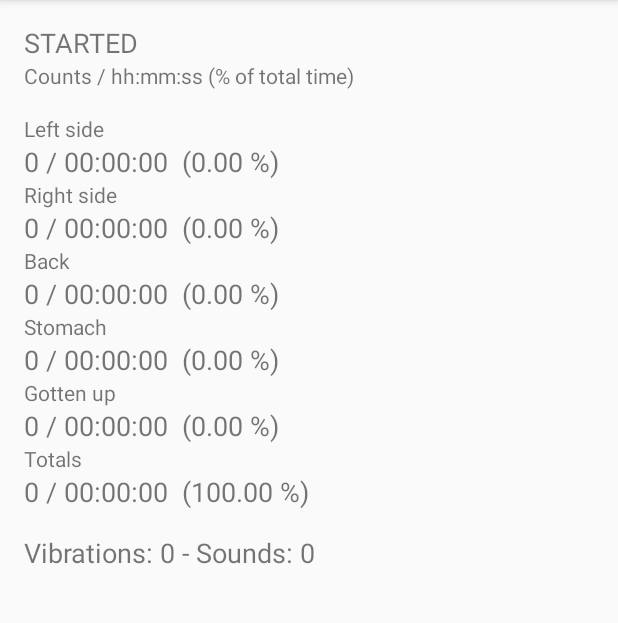
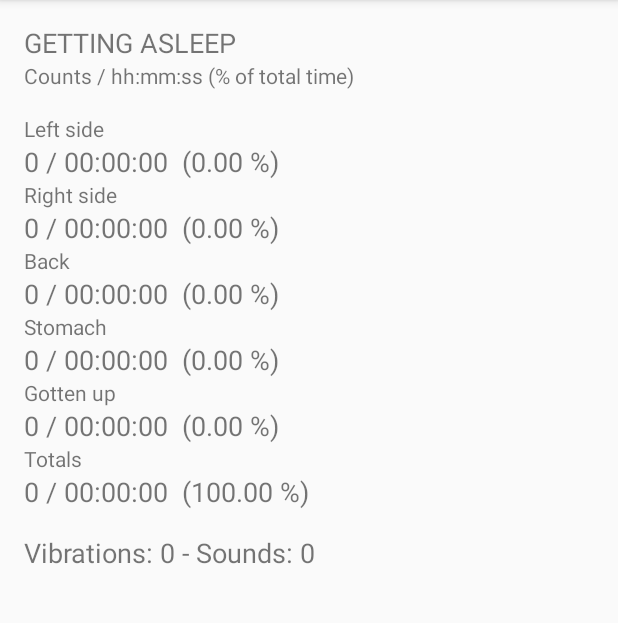
Before and after one commit to Arriegi/apnea, an Android app: the screen it shows after launch (MainActivity), after a tap on "Settings", on a phone screen of 412 x 824 dp, the part 84-707 px from its top. Run offline under Robolectric (Android 15) with nearby library versions, the phone set to English and light mode, and no system bars.

Commit message:
Getting Asleep phase added, optional

```diff
--- a/app/src/main/java/eus/elkarmedia/apnea/MainActivity.java
+++ b/app/src/main/java/eus/elkarmedia/apnea/MainActivity.java
@@ -14,6 +14,7 @@ import android.media.MediaPlayer;
 import android.media.RingtoneManager;
 import android.os.Build;
 import android.os.Bundle;
+import android.os.Handler;
 import android.os.PowerManager;
 import android.os.SystemClock;
 import android.os.Vibrator;
@@ -64,6 +65,7 @@ public class MainActivity extends AppCompatActivity implements SensorEventListen
     private MediaPlayer player;
 
     private boolean isVibrating = false;
+    private boolean hasToNotice = false;
 
     private static int TIME_TO_VIBRATE_IN_SECONDS;
     private static int TIME_TO_SOUND_IN_SECONDS;
@@ -71,6 +73,7 @@ public class MainActivity extends AppCompatActivity implements SensorEventListen
     private static int PAUSE;
     private static boolean ALARM_STOMACH;
     private static String ORIENTATION;
+    private static int TIME_TO_START_NOTICING;
 
     @Override
     protected void onCreate(Bundle savedInstanceState) {
@@ -159,12 +162,22 @@ public class MainActivity extends AppCompatActivity implements SensorEventListen
         int id = item.getItemId();
         switch (id) {
             case R.id.action_play:
+                hasToNotice = false;
                 stopPause();
                 if (status == STOPPED) {
                     initializeSleep();
                     showTimes();
                 }
                 startListeningSensor();
+                statusTextView.setText(R.string.sleeping);
+                final Handler handler = new Handler();
+                handler.postDelayed(new Runnable() {
+                    @Override
+                    public void run() {
+                        hasToNotice = true;
+                        statusTextView.setText(R.string.started);
+                    }
+                }, TIME_TO_START_NOTICING);
                 return true;
             case R.id.action_pause:
                 if (status == PAUSED) {
@@ -193,6 +206,7 @@ public class MainActivity extends AppCompatActivity implements SensorEventListen
                 SQLiteDatabase db = dbHelper.getWritableDatabase();
                 newSleep.storeOnDB(db);
                 saveSleepOnCloud();
+                hasToNotice =  false;
                 return true;
             case R.id.action_settings:
                 Intent intent = new Intent(this, SettingsActivity.class);
@@ -286,6 +300,7 @@ public class MainActivity extends AppCompatActivity implements SensorEventListen
     }
 
     private void vibrate() {
+        if (!hasToNotice) return;
         if (!isVibrating) {
             long[] pattern = {0, 1000, 200}; //0 to start now, 1000 to vibrate 1000 ms, 200 to sleep for 200 ms.
             vibrator.vibrate(pattern, 0); // 0 to repeat endlessly.
@@ -323,6 +338,7 @@ public class MainActivity extends AppCompatActivity implements SensorEventListen
     }
 
     private void sound() {
+        if (!hasToNotice) return;
         if (player == null) {
             player = MediaPlayer.create(getApplicationContext(), RingtoneManager.getDefaultUri(RingtoneManager.TYPE_ALARM));
         }
@@ -443,6 +459,7 @@ public class MainActivity extends AppCompatActivity implements SensorEventListen
         MAX_VOLUME_STREAK_IN_SECONDS = Integer.valueOf(prefs.getString("volume_raise","4"));
         PAUSE = Integer.valueOf(prefs.getString("pause_in_minutes","10")) * 60;
         ALARM_STOMACH = prefs.getBoolean("alarm_stomach_bool",false);
+        TIME_TO_START_NOTICING = Integer.valueOf(prefs.getString("minutes_to_start","0")) * 60 * 1000;
         ORIENTATION = prefs.getString("device_orientation","Left");
         if (status != PAUSED) {
             pauseLeft = PAUSE;
@@ -492,10 +509,4 @@ public class MainActivity extends AppCompatActivity implements SensorEventListen
             });
         }
     }
-
-    public void setUp(long up) {
-        this.up = up;
-    }
-
-
 }
--- a/app/src/main/java/eus/elkarmedia/apnea/SettingsActivity.java
+++ b/app/src/main/java/eus/elkarmedia/apnea/SettingsActivity.java
@@ -186,6 +186,7 @@ public class SettingsActivity extends AppCompatPreferenceActivity {
             bindPreferenceSummaryToValue(findPreference("pause_in_minutes"));
             bindPreferenceSummaryToValue(findPreference("device_orientation"));
             bindPreferenceSummaryToValue(findPreference("volume_raise"));
+            bindPreferenceSummaryToValue(findPreference("minutes_to_start"));
             bindPreferenceSummaryToValue(findPreference("alarm_stomach_bool"));
             bindPreferenceSummaryToValue(findPreference("seconds_to_vibrate"));
             bindPreferenceSummaryToValue(findPreference("seconds_to_sound"));
--- a/app/src/main/res/values/strings.xml
+++ b/app/src/main/res/values/strings.xml
@@ -8,6 +8,7 @@
     <string name="action_stop">Stop</string>
     <string name="started">Started</string>
     <string name="paused">Paused</string>
+    <string name="sleeping">Getting Asleep</string>
     <string name="paused_for">Paused for %1$s</string>
     <string name="stopped">Stopped</string>
     <string name="legend">Counts / hh:mm:ss (% of total time)</string>
@@ -87,6 +88,26 @@
         <item>6</item>
         <item>15</item>
         <item>25</item>
+    </string-array>/
+
+    <string name="pref_minutes_to_start">Start noticing after X</string>
+    <string-array name="pref_minutes_to_start_list_titles">
+        <item>0 segundos</item>
+        <item>10 minutes</item>
+        <item>30 minutes</item>
+        <item>45 minutes</item>
+        <item>60 minutes</item>
+        <item>90 minutes</item>
+        <item>120 minutes</item>
+    </string-array>
+    <string-array name="pref_minutes_to_start_list_values">
+        <item>0</item>
+        <item>10</item>
+        <item>30</item>
+        <item>45</item>
+        <item>60</item>
+        <item>90</item>
+        <item>120</item>
     </string-array>
 
     <string name="pref_title_seconds_to_sound">Start sound after X seconds</string>
--- a/app/src/main/res/xml/pref_general.xml
+++ b/app/src/main/res/xml/pref_general.xml
@@ -14,6 +14,15 @@
         android:negativeButtonText="@null"
         android:positiveButtonText="@null"
         android:title="@string/pref_title_pause_in_minutes" />
+
+    <ListPreference
+        android:defaultValue="12"
+        android:entries="@array/pref_minutes_to_start_list_titles"
+        android:entryValues="@array/pref_minutes_to_start_list_values"
+        android:key="minutes_to_start"
+        android:negativeButtonText="@null"
+        android:positiveButtonText="@null"
+        android:title="@string/pref_minutes_to_start" />
 
     <ListPreference
         android:defaultValue="Left"
```
Also changed, not shown: 2 other files.
